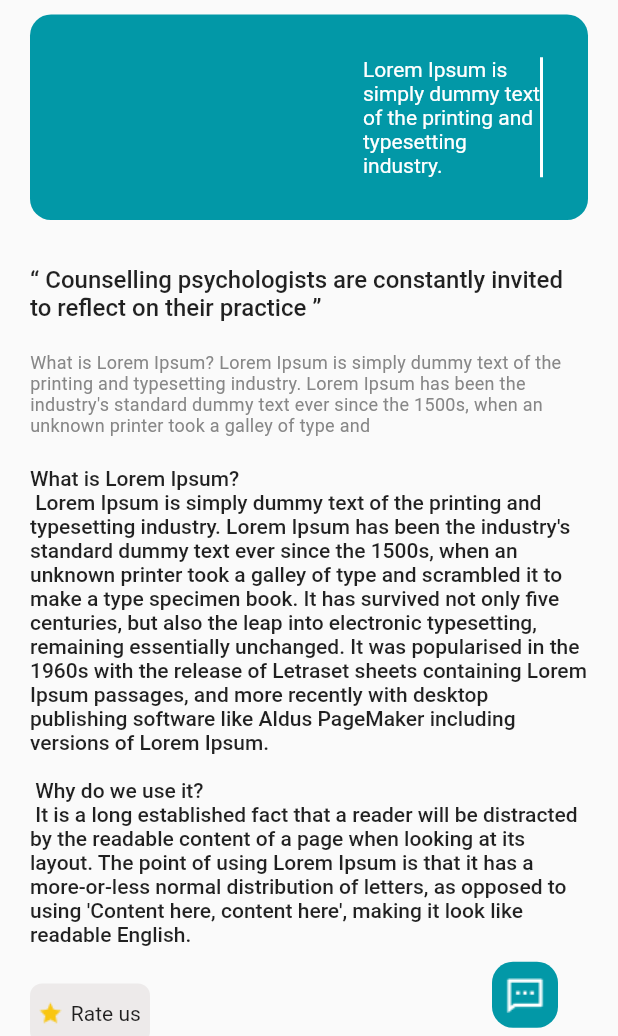
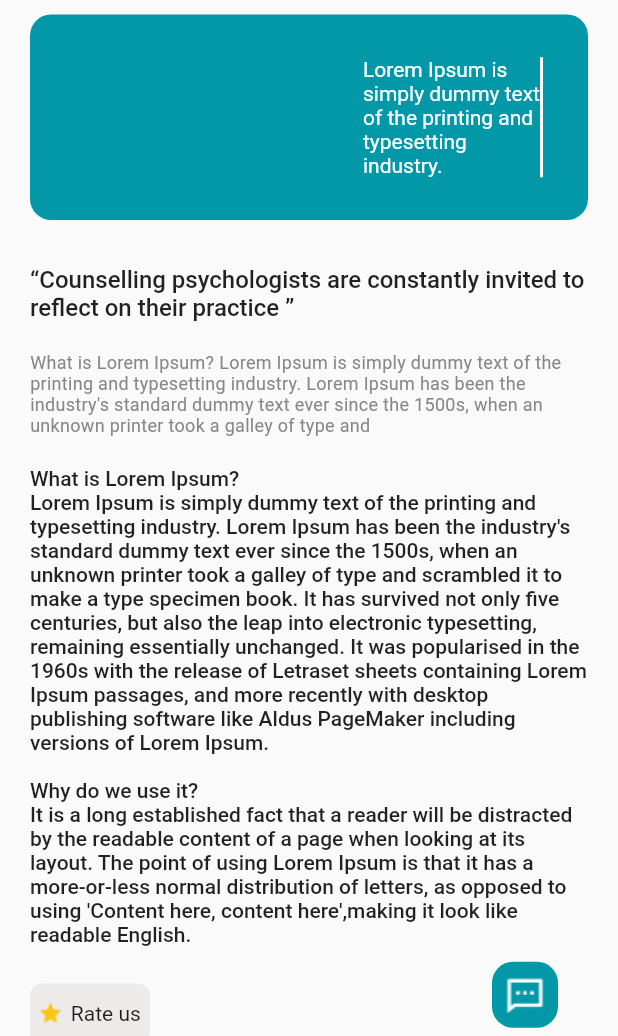
Before and after one commit to Cashkid500/mihi_app, a Flutter app: the AboutSettingsScreen screen opened directly, on a phone screen of 412 x 824 dp, the part 200-1236 px from its top. Run offline on Flutter 3.47's test engine with Material 2 defaults, Android fonts, the light colour scheme and no system bars.

Commit message:
Created a text constant variables for settings screens

```diff
--- a/lib/screens/constants/text_constants.dart
+++ b/lib/screens/constants/text_constants.dart
@@ -160,4 +160,23 @@ class MihiAppText {
   static const String overview = 'Overview';
   static const String longLorem =
       "Lorem Ipsum is simply dummy text of the printing and typesetting industry. Lorem Ipsum has been the industry's standard dummy text ever since the 1500s, when an unknown printer took a galley of type and scrambled it to make a type\n specimen book. It has survived not only five centuries, but also the leap into electronic typesetting.";
+
+  // Settings Texts
+  static const String account = "Account";
+  static const String PI = "Personal Information";
+  static const String settings = "Settings";
+  static const String about = "About MiHi Therapy";
+  static const String push = "Push Notification";
+  static const String pp = "Privacy Policy";
+  static const String activity = "Activity Report";
+  static const String decline = "Decline";
+  static const String longLorem1 =
+      "What is Lorem Ipsum?\nLorem Ipsum is simply dummy text of the printing and typesetting industry. Lorem Ipsum has been the industry's standard dummy text ever since the 1500s, when an unknown printer took a galley of type and scrambled it to make a type specimen book. It has survived not only five centuries, but also the leap into electronic typesetting, remaining essentially unchanged. It was popularised in the 1960s with the release of Letraset sheets containing Lorem Ipsum passages, and more recently with desktop publishing software like Aldus PageMaker including versions of Lorem Ipsum.\n\nWhy do we use it?\nIt is a long established fact that a reader will be distracted by the readable content of a page when looking at its layout. The point of using Lorem Ipsum is that it has a more-or-less normal distribution of letters, as opposed to using 'Content here, content here',making it look like readable English.";
+  static const String what =
+      "What is Lorem Ipsum? Lorem Ipsum is simply dummy text of the printing and typesetting industry. Lorem Ipsum has been the industry's standard dummy text ever since the 1500s, when an unknown printer took a galley of type and";
+  static const String counselling =
+      "“Counselling psychologists are constantly invited to reflect on their practice ”";
+  static const rateUs = "Rate us";
+  static const String lorem3b =
+      "Lorem Ipsum is simply dummy text of the printing and typesetting industry.";
 }
--- a/lib/screens/settings/about_settings.dart
+++ b/lib/screens/settings/about_settings.dart
@@ -1,6 +1,7 @@
 import 'package:flutter/material.dart';
 import 'package:mihi_app/screens/constants/asset_path.dart';
 import 'package:mihi_app/screens/constants/color_constants.dart';
+import '../constants/text_constants.dart';
 
 class AboutSettingsScreen extends StatefulWidget {
   const AboutSettingsScreen({Key? key}) : super(key: key);
@@ -37,7 +38,7 @@ class _AboutSettingsScreenState extends State<AboutSettingsScreen> {
                         child: Image.asset(MihiAppAssetsPath.rightArrow),
                       ),
                       Center(
-                        child: Text("About MiHi Therapy",
+                        child: Text(MihiAppText.about,
                         style: TextStyle(
                           fontSize: 18,
                           fontWeight: FontWeight.w400,
@@ -51,7 +52,7 @@ class _AboutSettingsScreenState extends State<AboutSettingsScreen> {
                   SizedBox(
                     height: 30.0,
                   ),
-                  Text("About MiHi Therapy",style:
+                  Text(MihiAppText.about,style:
                   TextStyle(
                     fontSize: 20,
                     fontWeight: FontWeight.w500,
@@ -71,7 +72,7 @@ class _AboutSettingsScreenState extends State<AboutSettingsScreen> {
                       children: [
                         SizedBox(
                           width: 118.0,
-                          child: Text("Lorem Ipsum is simply dummy text of the printing and typesetting industry.",
+                          child: Text(MihiAppText.lorem3b,
                           style: TextStyle(
                             color: whiteText,
                             fontSize: 14,
@@ -99,7 +100,7 @@ class _AboutSettingsScreenState extends State<AboutSettingsScreen> {
                 height: 20.0,
               ),
               Center(
-                child: Text("“ Counselling psychologists are constantly invited to reflect on their practice ”",style:
+                child: Text(MihiAppText.counselling,style:
                 TextStyle(
                   fontSize: 16,
                   fontWeight: FontWeight.w500,
@@ -108,7 +109,7 @@ class _AboutSettingsScreenState extends State<AboutSettingsScreen> {
               SizedBox(
                 height: 20.0,
               ),
-              Text("What is Lorem Ipsum? Lorem Ipsum is simply dummy text of the printing and typesetting industry. Lorem Ipsum has been the industry's standard dummy text ever since the 1500s, when an unknown printer took a galley of type and",
+              Text(MihiAppText.what,
               style: TextStyle(
                 color: mithril,
                 fontSize: 12.0,
@@ -119,7 +120,7 @@ class _AboutSettingsScreenState extends State<AboutSettingsScreen> {
               SizedBox(
                 height: 20,
               ),
-                  Text("What is Lorem Ipsum?\n Lorem Ipsum is simply dummy text of the printing and typesetting industry. Lorem Ipsum has been the industry's standard dummy text ever since the 1500s, when an unknown printer took a galley of type and scrambled it to make a type specimen book. It has survived not only five centuries, but also the leap into electronic typesetting, remaining essentially unchanged. It was popularised in the 1960s with the release of Letraset sheets containing Lorem Ipsum passages, and more recently with desktop publishing software like Aldus PageMaker including versions of Lorem Ipsum.\n\n Why do we use it?\n It is a long established fact that a reader will be distracted by the readable content of a page when looking at its layout. The point of using Lorem Ipsum is that it has a more-or-less normal distribution of letters, as opposed to using 'Content here, content here', making it look like readable English.",
+                  Text(MihiAppText.longLorem1,
                   style: TextStyle(
                     fontSize: 14.0,
                     fontWeight: FontWeight.w500
@@ -141,7 +142,7 @@ class _AboutSettingsScreenState extends State<AboutSettingsScreen> {
                                   mainAxisAlignment: MainAxisAlignment.spaceEvenly,
                                   children: [
                                     Image.asset(MihiAppAssetsPath.starSymbol),
-                                    Text("Rate us",
+                                    Text(MihiAppText.rateUs,
                                     style: TextStyle(
                                       fontSize: 14.0,
                                       fontWeight: FontWeight.w400
```
Also changed, not shown: lib/screens/settings/privacy_settings.dart (+7 -6 lines), lib/screens/settings/settings.dart (+11 -9 lines).
